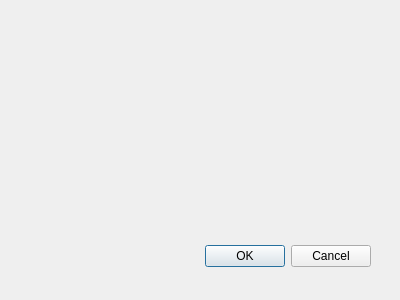
Qt form source/windows/model/education/educationdeletewindow.ui (Who-are-me/term_paper_2022) before a commit.
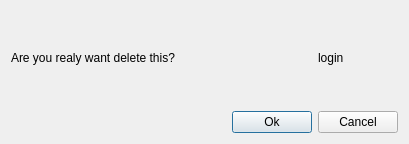
The same form after that commit.

What changed in the file:
```diff
--- a/source/windows/model/education/educationdeletewindow.ui
+++ b/source/windows/model/education/educationdeletewindow.ui
@@ -8,29 +8,82 @@
    <rect>
     <x>0</x>
     <y>0</y>
-    <width>400</width>
-    <height>300</height>
+    <width>409</width>
+    <height>144</height>
    </rect>
   </property>
   <property name="windowTitle">
    <string>Dialog</string>
   </property>
-  <widget name="buttonBox" class="QDialogButtonBox">
-   <property name="geometry">
-    <rect>
-     <x>30</x>
-     <y>240</y>
-     <width>341</width>
-     <height>32</height>
-    </rect>
-   </property>
-   <property name="orientation">
-    <enum>Qt::Horizontal</enum>
-   </property>
-   <property name="standardButtons">
-    <set>QDialogButtonBox::Cancel|QDialogButtonBox::Ok</set>
-   </property>
-  </widget>
+  <layout class="QGridLayout" name="gridLayout">
+   <item row="1" column="0">
+    <widget class="QLabel" name="l_text">
+     <property name="text">
+      <string>Are you realy want delete this?</string>
+     </property>
+    </widget>
+   </item>
+   <item row="1" column="2" colspan="2">
+    <widget class="QLabel" name="l_login">
+     <property name="text">
+      <string>login</string>
+     </property>
+    </widget>
+   </item>
+   <item row="3" column="0">
+    <spacer name="horizontalSpacer">
+     <property name="orientation">
+      <enum>Qt::Horizontal</enum>
+     </property>
+     <property name="sizeHint" stdset="0">
+      <size>
+       <width>234</width>
+       <height>20</height>
+      </size>
+     </property>
+    </spacer>
+   </item>
+   <item row="3" column="1">
+    <widget class="QPushButton" name="btn_ok">
+     <property name="text">
+      <string>Ok</string>
+     </property>
+    </widget>
+   </item>
+   <item row="3" column="2" colspan="2">
+    <widget class="QPushButton" name="btn_cancel">
+     <property name="text">
+      <string>Cancel</string>
+     </property>
+    </widget>
+   </item>
+   <item row="0" column="2" colspan="2">
+    <spacer name="verticalSpacer_2">
+     <property name="orientation">
+      <enum>Qt::Vertical</enum>
+     </property>
+     <property name="sizeHint" stdset="0">
+      <size>
+       <width>77</width>
+       <height>42</height>
+      </size>
+     </property>
+    </spacer>
+   </item>
+   <item row="2" column="2" colspan="2">
+    <spacer name="verticalSpacer">
+     <property name="orientation">
+      <enum>Qt::Vertical</enum>
+     </property>
+     <property name="sizeHint" stdset="0">
+      <size>
+       <width>77</width>
+       <height>41</height>
+      </size>
+     </property>
+    </spacer>
+   </item>
+  </layout>
  </widget>
  <pixmapfunction/>
  <resources/>
```
Left out of the diff: 42 changed lines with no effect on the pictures.
